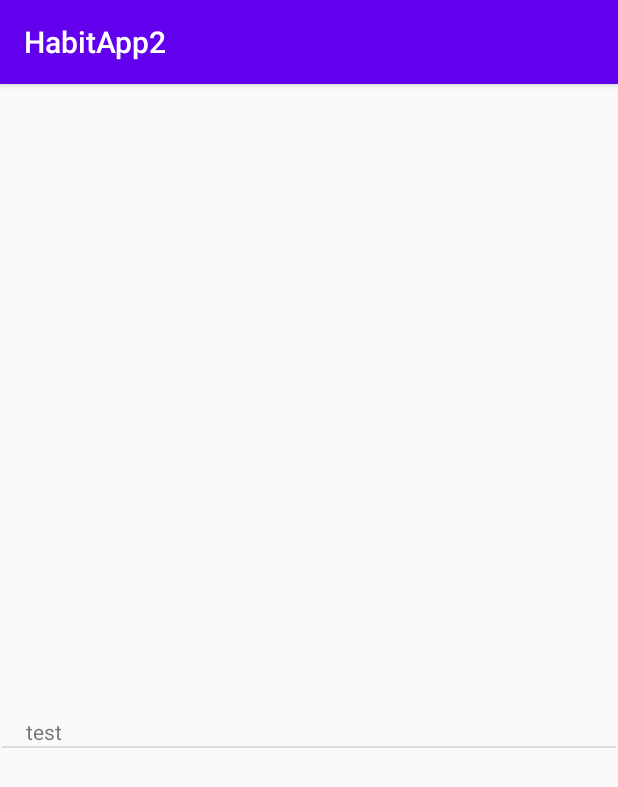
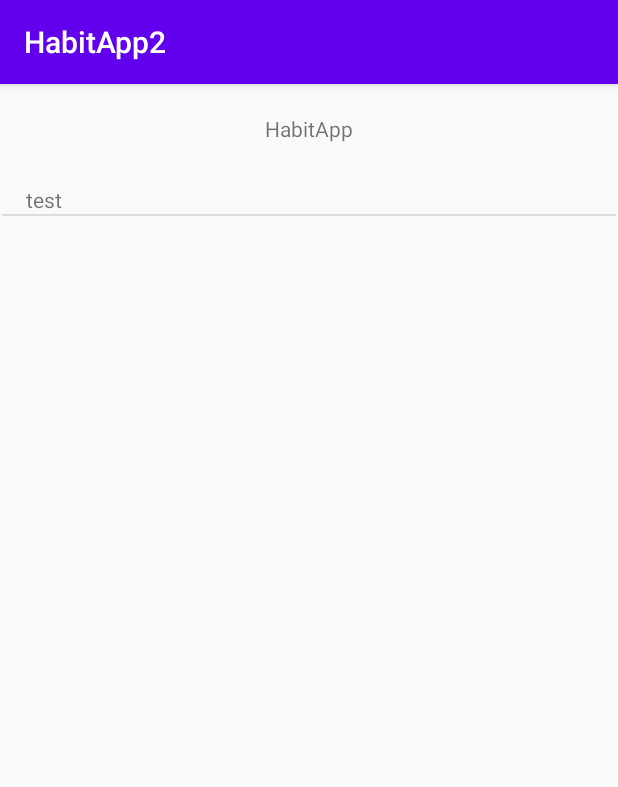
Before and after one commit to AaronVillanueva/HabitApp2, an Android app: the screen it shows after launch (MainActivity), on a phone screen of 412 x 824 dp. Shown: the top 787 px of the screen. Run offline under Robolectric (Android 15) with nearby library versions, the phone set to English and light mode, and no system bars.

Commit message:
fixed constraints

```diff
--- a/app/build.gradle
+++ b/app/build.gradle
@@ -1,6 +1,7 @@
 apply plugin: 'com.android.application'
 apply plugin: 'kotlin-android'
 apply plugin: 'kotlin-android-extensions'
+apply plugin: 'com.google.gms.google-services'
 
 android {
     compileSdkVersion 29
@@ -31,6 +32,7 @@ dependencies {
     implementation 'androidx.appcompat:appcompat:1.1.0'
     implementation 'androidx.core:core-ktx:1.2.0'
     implementation 'androidx.constraintlayout:constraintlayout:1.1.3'
+    implementation 'com.google.firebase:firebase-database:16.0.4'
     testImplementation 'junit:junit:4.12'
     androidTestImplementation 'androidx.test.ext:junit:1.1.1'
     androidTestImplementation 'androidx.test.espresso:espresso-core:3.2.0'
--- a/app/src/main/res/layout/activity_main.xml
+++ b/app/src/main/res/layout/activity_main.xml
@@ -10,7 +10,18 @@
         android:id="@+id/recyclerHabit"
         android:layout_width="409dp"
         android:layout_height="354dp"
-        app:layout_constraintBottom_toBottomOf="parent"
+        android:layout_marginTop="20dp"
         app:layout_constraintEnd_toEndOf="parent"
-        app:layout_constraintStart_toStartOf="parent" />
+        app:layout_constraintStart_toStartOf="parent"
+        app:layout_constraintTop_toBottomOf="@+id/textView" />
+
+    <TextView
+        android:id="@+id/textView"
+        android:layout_width="wrap_content"
+        android:layout_height="wrap_content"
+        android:layout_marginTop="20dp"
+        android:text="HabitApp"
+        app:layout_constraintEnd_toEndOf="parent"
+        app:layout_constraintStart_toStartOf="parent"
+        app:layout_constraintTop_toTopOf="parent" />
 </androidx.constraintlayout.widget.ConstraintLayout>
--- a/build.gradle
+++ b/build.gradle
@@ -10,6 +10,7 @@ buildscript {
     dependencies {
         classpath 'com.android.tools.build:gradle:3.6.2'
         classpath "org.jetbrains.kotlin:kotlin-gradle-plugin:$kotlin_version"
+        classpath 'com.google.gms:google-services:4.2.0'
 
         // NOTE: Do not place your application dependencies here; they belong
         // in the individual module build.gradle files
```
